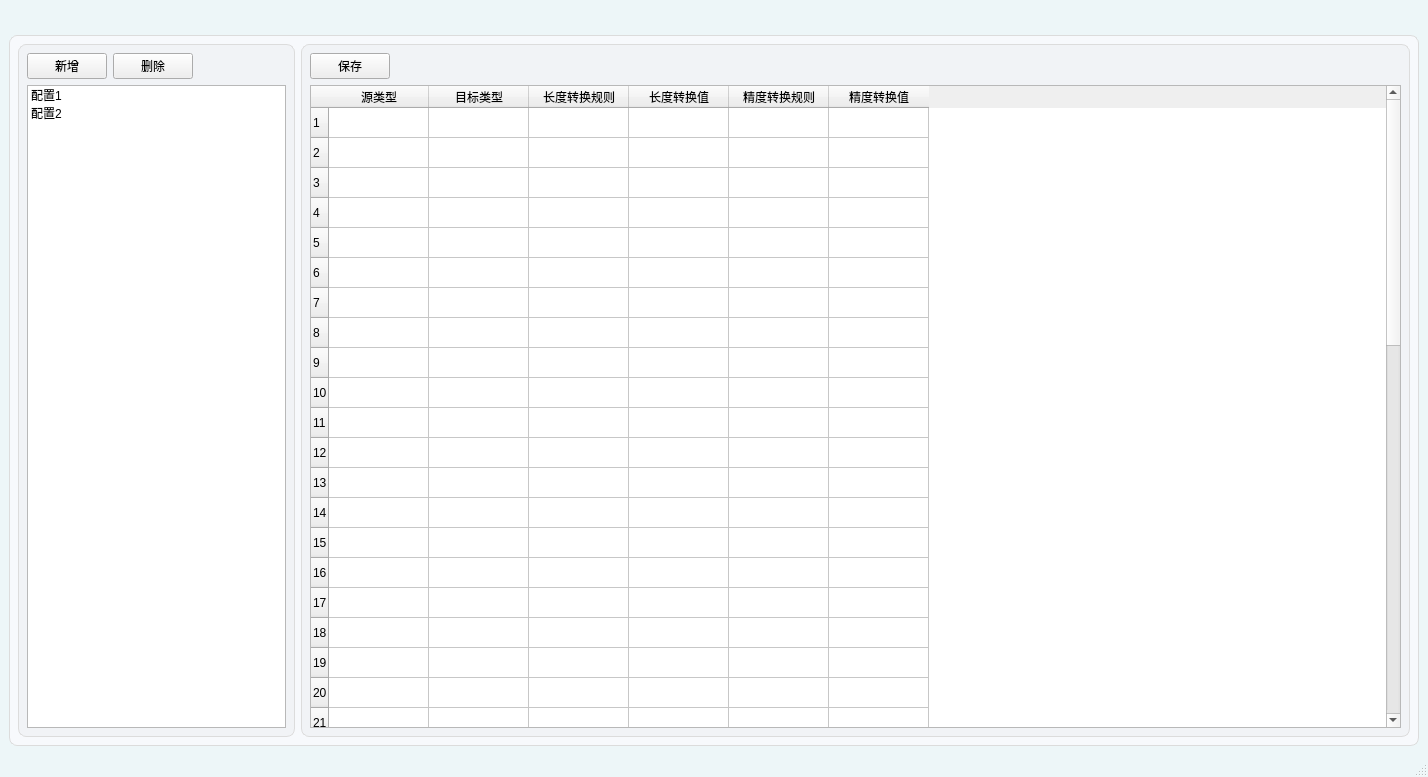
The window that 表结构转换/TableTransUI.ui (lj786824023/ljz-tools) describes before a commit, drawn with Qt 5.
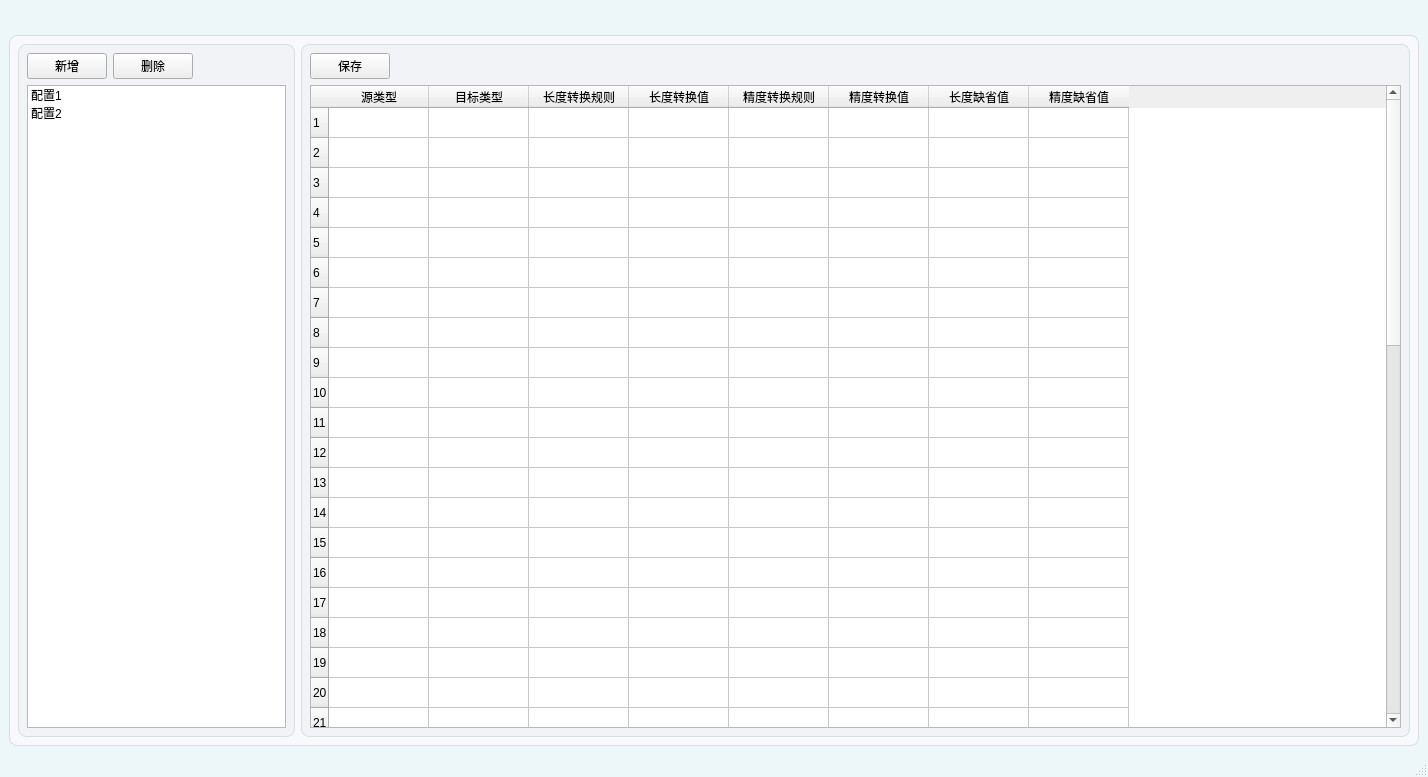
The same window after the commit. The open tabs and pages were chosen to show the change. Custom widgets are drawn as their Qt base class.

The edit to the form file:
```diff
--- a/表结构转换/TableTransUI.ui
+++ b/表结构转换/TableTransUI.ui
@@ -516,6 +516,16 @@
                <string>精度转换值</string>
               </property>
              </column>
+             <column>
+              <property name="text">
+               <string>长度缺省值</string>
+              </property>
+             </column>
+             <column>
+              <property name="text">
+               <string>精度缺省值</string>
+              </property>
+             </column>
             </widget>
            </item>
           </layout>
```
Left out of the diff: 2 changed lines with no effect on the pictures.
